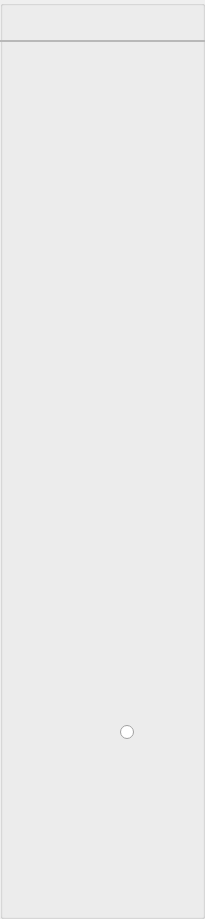
The window that UI/gbs/naviWidgets/GBSNaviLive.ui (huangjingpei/myobs) describes before a commit, drawn with Qt 5.
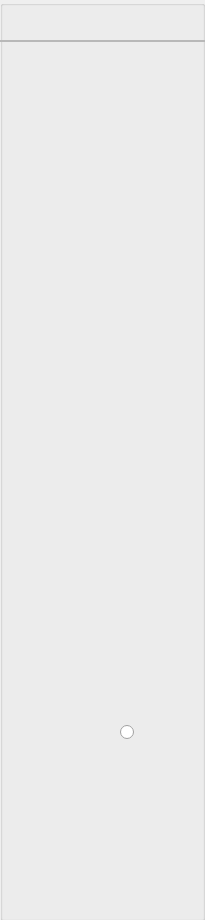
The same window after the commit.

Commit message: add hori&vert navi button style by figma.

```diff
--- a/UI/gbs/naviWidgets/GBSNaviLive.ui
+++ b/UI/gbs/naviWidgets/GBSNaviLive.ui
@@ -7,7 +7,7 @@
     <x>0</x>
     <y>0</y>
     <width>205</width>
-    <height>919</height>
+    <height>920</height>
    </rect>
   </property>
   <property name="windowTitle">
@@ -19,7 +19,7 @@
      <x>0</x>
      <y>0</y>
      <width>205</width>
-     <height>919</height>
+     <height>921</height>
     </rect>
    </property>
    <property name="title">
@@ -103,9 +103,9 @@
    <widget class="QLabel" name="lblNaviTitle">
     <property name="geometry">
      <rect>
-      <x>70</x>
+      <x>4</x>
       <y>10</y>
-      <width>65</width>
+      <width>201</width>
       <height>24</height>
      </rect>
     </property>
```
The commit also changes 22 other files.
